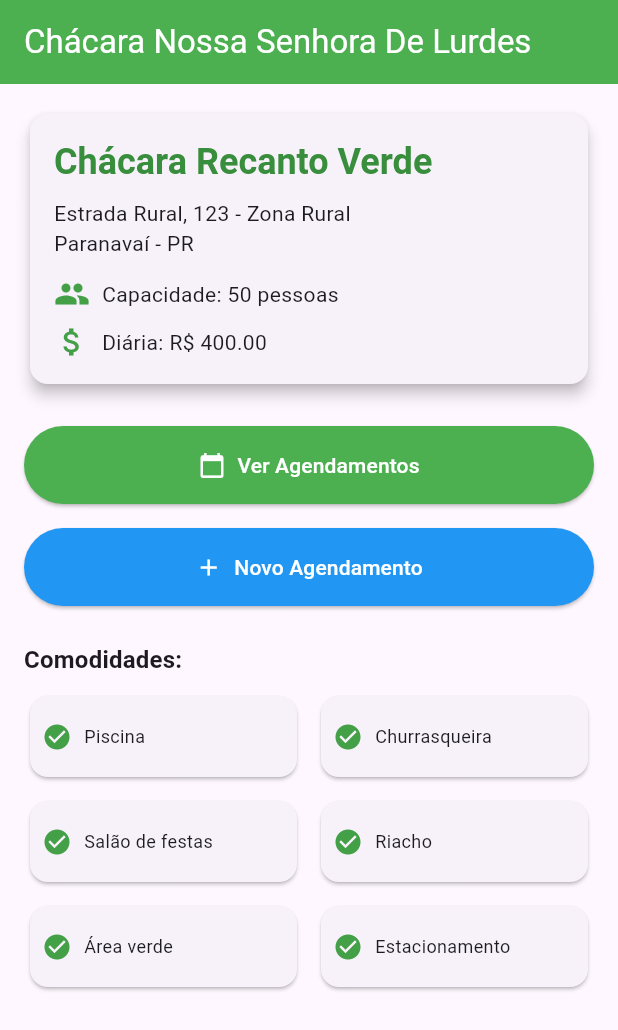
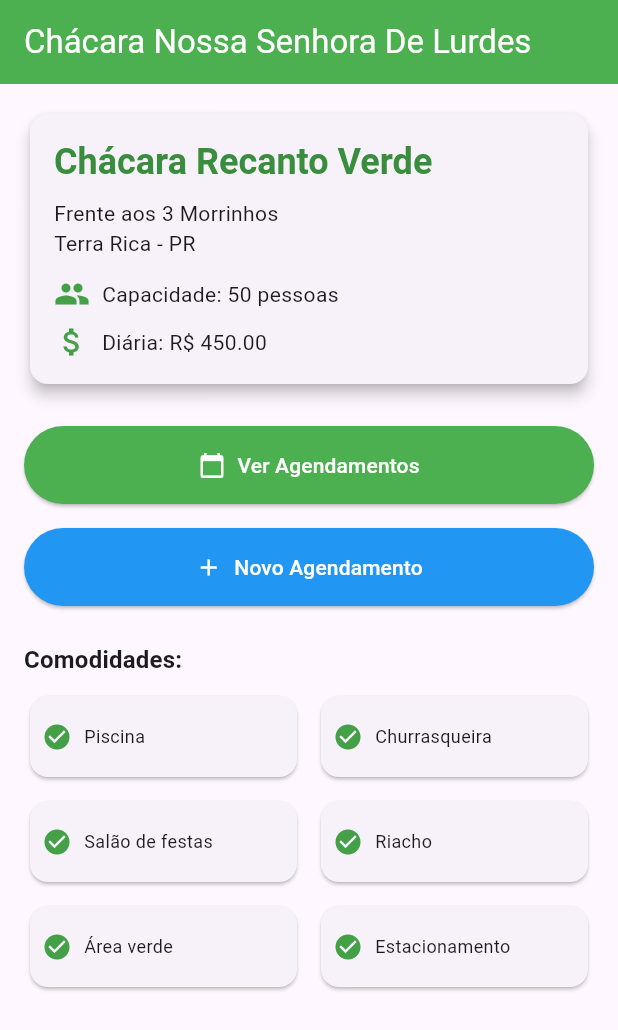
Before and after one commit to arturflacon/flutter_application_3, a Flutter app: the screen it shows after launch, on a phone screen of 412 x 824 dp. Shown: the top 1030 px of the screen. Run offline on Flutter 3.47's test engine with Material 3 defaults, Android fonts, the phone set to English and light mode, and no system bars.

Commit message:
Update DadosTemporarios.dart

```diff
--- a/lib/DadosTemporarios.dart
+++ b/lib/DadosTemporarios.dart
@@ -40,10 +40,10 @@ class DadosTemporarios {
 
   static const Map<String, dynamic> informacoesChacara = {
     'nome': 'Chácara Recanto Verde',
-    'endereco': 'Estrada Rural, 123 - Zona Rural',
-    'cidade': 'Paranavaí - PR',
+    'endereco': 'Frente aos 3 Morrinhos',
+    'cidade': 'Terra Rica - PR',
     'capacidadeMaxima': 50,
-    'valorDiaria': 400.0,
+    'valorDiaria': 450.0,
     'comodidades': [
       'Piscina',
       'Churrasqueira',
```
